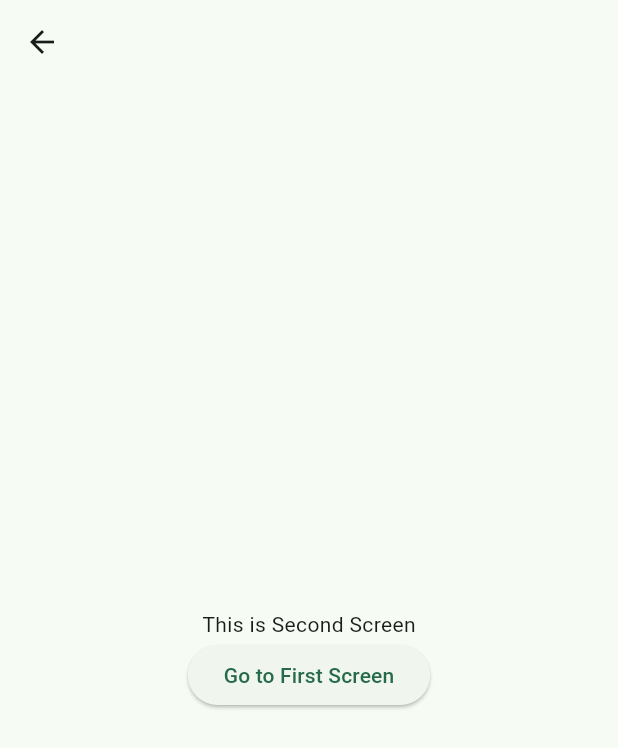
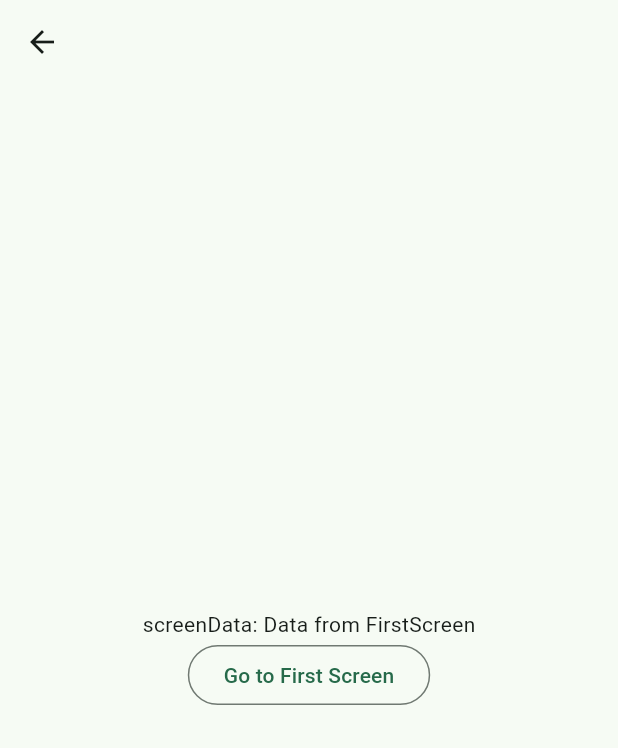
Before and after one commit to soyoon0309/Study-Flutter, a Flutter app: the screen it shows after launch, after a tap on "Go to Second Screen", on a phone screen of 412 x 824 dp. Shown: the top 748 px of the screen. Run offline on Flutter 3.47's test engine with Material 3 defaults, Android fonts, the light colour scheme and no system bars.

Commit message:
화면 전환과 동시에 데이터 전달
second_screen으로 넘어갈 때 data를 필수로 전달하도록 함

```diff
--- a/flutter_basic_01/flutter_basic_01/lib/screens/first_screen.dart
+++ b/flutter_basic_01/flutter_basic_01/lib/screens/first_screen.dart
@@ -15,7 +15,7 @@ class FirstScreen extends StatelessWidget{
             ElevatedButton( style: ElevatedButton.styleFrom(backgroundColor: Colors.blueAccent),
               onPressed: () {  //버튼이 눌렸을 때 실행할 내용
                 Navigator.of(context).push(
-                  MaterialPageRoute(builder: (BuildContext context) => SecondScreen(),
+                  MaterialPageRoute(builder: (BuildContext context) => SecondScreen(screenData: 'Data from FirstScreen',),
                   ),
                 );  //button을 push하면 SecondScreen으로 화면이 전환되도록 함
             }, child: Text('Go to Second Screen', style: TextStyle(color: Colors.white)))
--- a/flutter_basic_01/flutter_basic_01/lib/screens/second_screen.dart
+++ b/flutter_basic_01/flutter_basic_01/lib/screens/second_screen.dart
@@ -2,6 +2,8 @@
 import 'package:flutter/material.dart';
 
 class SecondScreen extends StatelessWidget{
+  final String screenData;
+  SecondScreen({required this.screenData});
   @override
   Widget build(BuildContext context){
     return Scaffold(
@@ -10,8 +12,8 @@ class SecondScreen extends StatelessWidget{
         child: Column(
           mainAxisAlignment: MainAxisAlignment.center,
           children: [
-            Text('This is Second Screen'),
-            ElevatedButton(onPressed: () {
+            Text('screenData: ' + screenData),
+            OutlinedButton(onPressed: () {
               Navigator.of(context).pop();  //뒤로가기 기능
             }, child: Text('Go to First Screen'))
           ],
```
